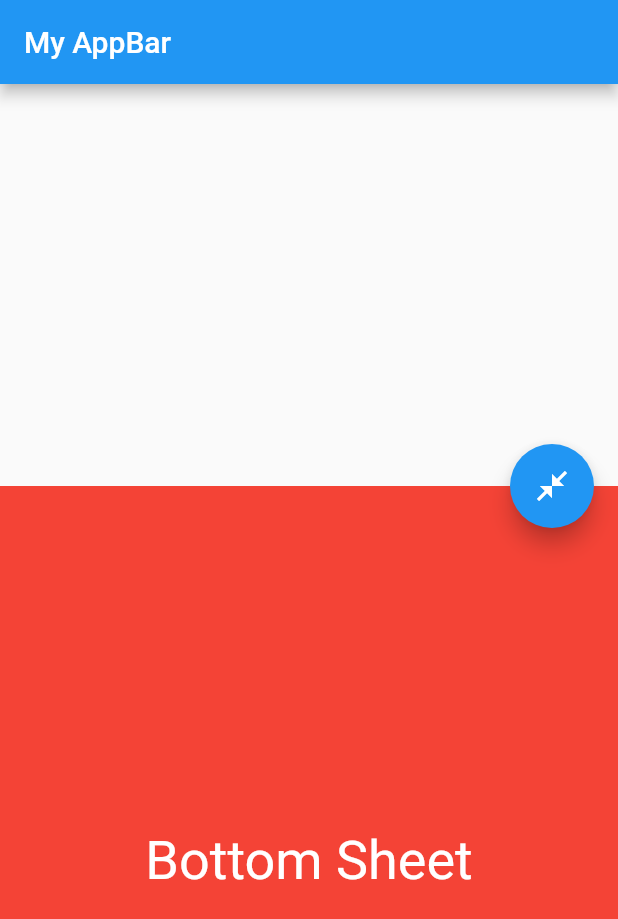
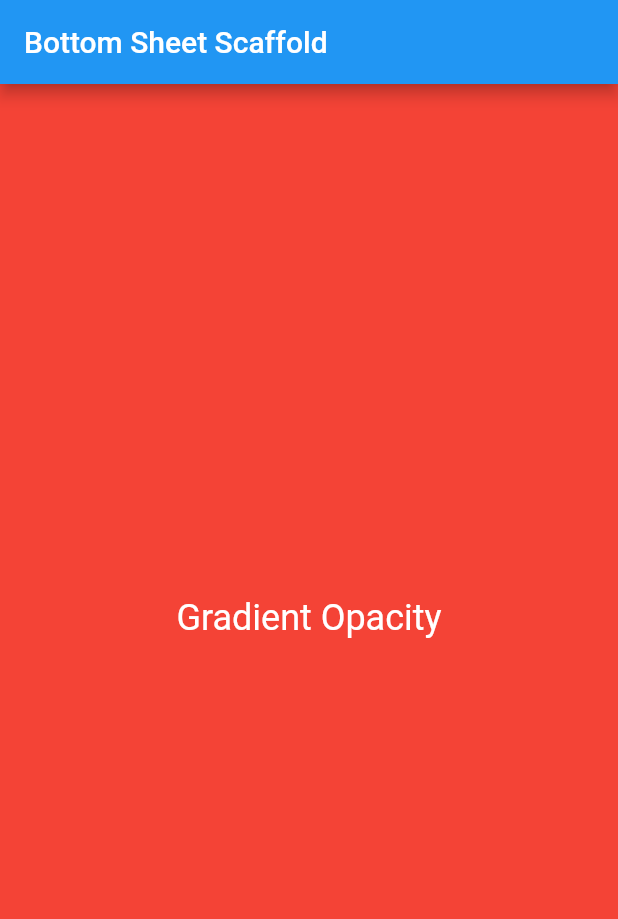
Before and after one commit to FlutterWay/bottom_sheet_scaffold, a Flutter app: the screen it shows after launch, after a tap on the "open in browser" icon, on a phone screen of 412 x 824 dp. Shown: the top 919 px of the screen. Run offline on Flutter 3.47's test engine with Material 2 defaults, Android fonts, the phone set to English and light mode, and no system bars; our stand-ins replace get.

Commit message:
First commit

```diff
--- a/example/lib/main.dart
+++ b/example/lib/main.dart
@@ -32,42 +32,37 @@ class _MyHomePageState extends State<MyHomePage> {
   @override
   Widget build(BuildContext context) {
     return BottomSheetScaffold(
+      draggableBody: true,
+      backgroundColor: Colors.white,
+
       bottomSheet: DraggableBottomSheet(
+        draggableBody: true,
+        gradientOpacity: true,
+        maxHeight: MediaQuery.of(context).size.height,
         body: Container(
-          height: 500,
+          height: MediaQuery.of(context).size.height,
           color: Colors.red,
           child: const Center(
               child: Text(
-            "Bottom Sheet",
-            style: TextStyle(fontSize: 36, color: Colors.white),
-          )),
-        ),
-        header: Container(
-          height: 60,
-          color: Colors.blue,
-          child: const Center(
-              child: Text(
-            "Drag me",
-            style: TextStyle(color: Colors.white),
+            'Gradient Opacity',
+            style: TextStyle(fontSize: 24, color: Colors.white),
           )),
         ),
       ),
       appBar: AppBar(
-        title: const Text("My AppBar"),
+        title: const Text("Bottom Sheet Scaffold"),
       ),
       body: Center(
         child: Column(
-          mainAxisAlignment: MainAxisAlignment.center,
-          children: const <Widget>[
-            Text(
-              'Body of scaffold',
+          mainAxisAlignment: MainAxisAlignment.start,
+          children: <Widget>[
+            const SizedBox(
+              height: 100,
             ),
-          ],
-        ),
-      ),
-      floatingActionButton: BottomSheetBuilder(
+            BottomSheetBuilder(
               builder: (status, context) {
-          return FloatingActionButton(
+                return MaterialButton(
+                  color: Colors.blue,
                   onPressed: () {
                     if (BottomSheetPanel.isExpanded) {
                       BottomSheetPanel.close();
@@ -81,6 +76,13 @@ class _MyHomePageState extends State<MyHomePage> {
                 );
               },
             ),
+            const Text(
+              'Body of scaffold',
+              style: TextStyle(fontSize: 18),
+            ),
+          ],
+        ),
+      ),
     );
   }
 }
--- a/lib/bottom_sheet_scaffold.dart
+++ b/lib/bottom_sheet_scaffold.dart
@@ -2,12 +2,10 @@ library bottom_sheet_scaffold;
 
 import 'package:bottom_sheet_scaffold/controllers/bottom_sheet_controller.dart';
 import 'package:get/get.dart';
-export 'package:solid_bottom_sheet/src/smoothness.dart';
 export 'views/bottom_sheet.dart';
 export 'views/bottom_sheet_scaffold.dart';
 export 'views/draggable_area.dart';
 export 'views/bottom_sheet_builder.dart';
-export 'package:solid_bottom_sheet/solid_bottom_sheet.dart';
 
 class BottomSheetPanel {
   static void open() {
--- a/lib/controllers/bottom_sheet_controller.dart
+++ b/lib/controllers/bottom_sheet_controller.dart
@@ -1,6 +1,5 @@
 import 'package:flutter/material.dart';
 import 'package:get/get.dart';
-import 'package:solid_bottom_sheet/solid_bottom_sheet.dart';
 
 class BottomSheetController extends GetxController {
   double positionY = -1;
@@ -11,10 +10,6 @@ class BottomSheetController extends GetxController {
   bool autoSwipped = true;
   get percentHeight => currentHeight / maxHeight;
 
-  late SolidController controller;
-  BottomSheetController() {
-    controller = SolidController();
-  }
   void updateBodyHeight(double height) {
     bodyHeight = height;
   }
@@ -26,14 +21,13 @@ class BottomSheetController extends GetxController {
 
   void updateDrag(DragUpdateDetails details) {
     diff = positionY - details.globalPosition.dy;
-    double newHeight = controller.height + diff;
+    double newHeight = currentHeight + diff;
     if (newHeight > maxHeight) {
       newHeight = maxHeight;
     } else if (newHeight < minHeight) {
       newHeight = minHeight;
     }
     currentHeight = newHeight;
-    controller.height = newHeight;
     positionY = details.globalPosition.dy;
     update();
   }
@@ -41,10 +35,8 @@ class BottomSheetController extends GetxController {
   void endDrag(DragEndDetails details) {
     if (autoSwipped) {
       if (diff > 0) {
-        controller.height = maxHeight;
         currentHeight = maxHeight;
       } else {
-        controller.height = minHeight;
         currentHeight = minHeight;
       }
     }
@@ -53,19 +45,16 @@ class BottomSheetController extends GetxController {
   }
 
   void updateHeight(double height) {
-    controller.height = height;
     currentHeight = height;
     update();
   }
 
   void open() {
-    controller.height = maxHeight;
     currentHeight = maxHeight;
     update();
   }
 
   void close() {
-    controller.height = minHeight;
     currentHeight = minHeight;
     update();
   }
--- a/lib/views/bottom_sheet.dart
+++ b/lib/views/bottom_sheet.dart
@@ -1,50 +1,64 @@
+import 'package:bottom_sheet_scaffold/bottom_sheet_scaffold.dart';
 import 'package:flutter/material.dart';
 import 'package:get/get.dart';
-import 'package:solid_bottom_sheet/solid_bottom_sheet.dart';
 import '../controllers/bottom_sheet_controller.dart';
 
 class DraggableBottomSheet extends StatelessWidget {
-  final Smoothness smoothness;
   final double maxHeight, minHeight;
-  final bool draggableBody, toggleVisibilityOnTap, canUserSwipe, autoSwipped;
+  final bool draggableBody, headerVisibilityOnTap, autoSwipped, gradientOpacity;
   final Widget? header;
   final Widget body;
   final void Function()? onShow;
   final void Function()? onHide;
-  const DraggableBottomSheet(
+  DraggableBottomSheet(
       {super.key,
-      this.smoothness = Smoothness.low,
       this.maxHeight = 500,
       this.minHeight = 0,
       this.header,
       this.autoSwipped = true,
       this.draggableBody = true,
-      this.toggleVisibilityOnTap = false,
-      this.canUserSwipe = true,
+      this.gradientOpacity = true,
+      this.headerVisibilityOnTap = true,
       this.onHide,
       this.onShow,
-      required this.body});
+      required this.body}) {
+    if (!GetInstance().isRegistered<BottomSheetController>()) {
+      Get.put(BottomSheetController());
+    }
+    Get.find<BottomSheetController>().maxHeight = maxHeight;
+    Get.find<BottomSheetController>().minHeight = minHeight;
+    Get.find<BottomSheetController>().autoSwipped = autoSwipped;
+  }
 
   @override
   Widget build(BuildContext context) {
-    Get.find<BottomSheetController>().maxHeight = maxHeight;
-    Get.find<BottomSheetController>().minHeight = minHeight;
-    Get.find<BottomSheetController>().autoSwipped = autoSwipped;
-    return SolidBottomSheet(
-      controller: Get.find<BottomSheetController>().controller,
-      draggableBody: draggableBody,
-      smoothness: smoothness,
-      toggleVisibilityOnTap: toggleVisibilityOnTap,
-      canUserSwipe: canUserSwipe,
-      onHide: onHide,
-      onShow: onShow,
-      autoSwiped: autoSwipped,
-      maxHeight: maxHeight,
-      minHeight: minHeight,
-      headerBar: header ?? const SizedBox(),
-      body: SingleChildScrollView(
-        child: body,
-      ),
-    );
+    return GetBuilder<BottomSheetController>(builder: (bottomSheetController) {
+      return Positioned(
+        bottom: 0,
+        child: SizedBox(
+          width: MediaQuery.of(context).size.width,
+          child: Column(
+            children: [
+              if (headerVisibilityOnTap || !BottomSheetPanel.isExpanded)
+                DraggableArea(child: header ?? const SizedBox()),
+              AnimatedOpacity(
+                duration: const Duration(milliseconds: 100),
+                opacity: !gradientOpacity
+                    ? 1
+                    : bottomSheetController.percentHeight,
+                child: AnimatedContainer(
+                  duration: const Duration(milliseconds: 100),
+                  width: MediaQuery.of(context).size.width,
+                  height: bottomSheetController.currentHeight,
+                  child: SingleChildScrollView(
+                    child: draggableBody ? DraggableArea(child: body) : body,
+                  ),
+                ),
+              ),
+            ],
+          ),
+        ),
+      );
+    });
   }
 }
--- a/lib/views/bottom_sheet_scaffold.dart
+++ b/lib/views/bottom_sheet_scaffold.dart
@@ -1,14 +1,17 @@
+import 'package:bottom_sheet_scaffold/bottom_sheet_scaffold.dart';
 import 'package:flutter/gestures.dart';
 import 'package:flutter/material.dart';
 import 'package:get/get.dart';
 import '../controllers/bottom_sheet_controller.dart';
-import 'bottom_sheet.dart';
 
 class BottomSheetScaffold extends StatelessWidget {
-  BottomSheetScaffold({
+  const BottomSheetScaffold({
     super.key,
     this.body,
     this.appBar,
+    this.dismissOnClick = true,
+    this.draggableBody = true,
+    this.barrierColor = Colors.black54,
     required this.bottomSheet,
     this.floatingActionButton,
     this.floatingActionButtonLocation,
@@ -31,11 +34,10 @@ class BottomSheetScaffold extends StatelessWidget {
     this.drawerEnableOpenDragGesture = true,
     this.endDrawerEnableOpenDragGesture = true,
     this.restorationId,
-  }) {
-    if (!GetInstance().isRegistered<BottomSheetController>()) {
-      Get.put(BottomSheetController());
-    }
-  }
+  });
+  final Color? barrierColor;
+  final bool dismissOnClick;
+  final bool draggableBody;
   final Widget? body;
   final DraggableBottomSheet bottomSheet;
   final bool extendBody;
@@ -63,7 +65,17 @@ class BottomSheetScaffold extends StatelessWidget {
 
   @override
   Widget build(BuildContext context) {
-    return Scaffold(
+    print(draggableBody);
+    return WillPopScope(
+      onWillPop: () async {
+        if (BottomSheetPanel.isOpen) {
+          BottomSheetPanel.close();
+          return false;
+        } else {
+          return true;
+        }
+      },
+      child: Scaffold(
         extendBody: extendBody,
         extendBodyBehindAppBar: extendBodyBehindAppBar,
         appBar: appBar,
@@ -86,17 +98,36 @@ class BottomSheetScaffold extends StatelessWidget {
         primary: primary,
         backgroundColor: backgroundColor,
         bottomNavigationBar: bottomNavigationBar,
-      body: GestureDetector(
-        onVerticalDragStart: Get.find<BottomSheetController>().startDrag,
-        onVerticalDragUpdate: Get.find<BottomSheetController>().updateDrag,
-        onVerticalDragEnd: Get.find<BottomSheetController>().endDrag,
-        child: Container(
-            color: Colors.transparent,
+        body: Stack(
+          children: [
+            GestureDetector(
+              onVerticalDragStart: draggableBody
+                  ? Get.find<BottomSheetController>().startDrag
+                  : null,
+              onVerticalDragUpdate: draggableBody
+                  ? Get.find<BottomSheetController>().updateDrag
+                  : null,
+              onVerticalDragEnd: draggableBody
+                  ? Get.find<BottomSheetController>().endDrag
+                  : null,
+              onTap: dismissOnClick
+                  ? Get.find<BottomSheetController>().close
+                  : null,
+              child:
+                  GetBuilder<BottomSheetController>(builder: (controller) {
+                return Container(
                     width: double.infinity,
                     height: double.infinity,
-            child: body),
+                    color: BottomSheetPanel.isOpen
+                        ? barrierColor
+                        : Colors.transparent,
+                    child: body);
+              }),
             ),
-      bottomSheet: bottomSheet,
+            bottomSheet
+          ],
+        ),
+      ),
     );
   }
 }
--- a/pubspec.yaml
+++ b/pubspec.yaml
@@ -10,7 +10,6 @@ environment:
 dependencies:
   flutter:
     sdk: flutter
-  solid_bottom_sheet: ^0.1.10
   get: ^4.6.5
 dev_dependencies:
   flutter_test:
```
Also changed, not shown: example/pubspec.lock, 1 other file. Lines whose indentation alone changed are shown as unchanged.
